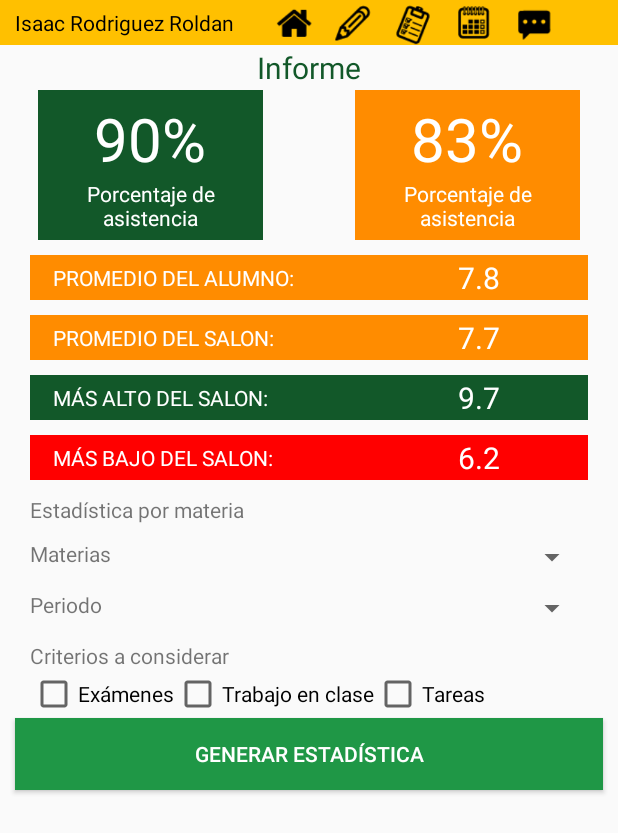
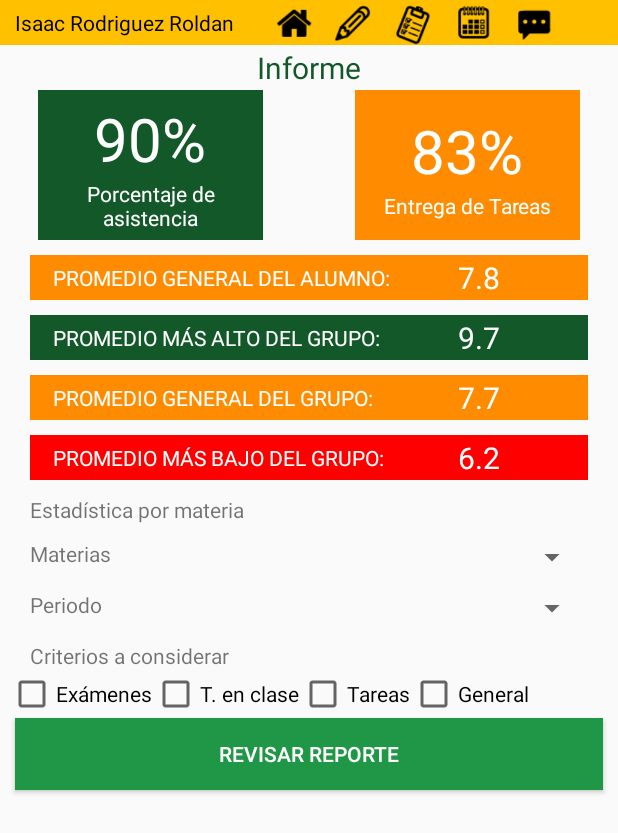
Before and after one commit to KaminarikunZ/eDucar-AppAndroid, an Android app: the InformesActivity screen opened directly, with no data from a screen before it, on a phone screen of 412 x 824 dp. Shown: the top 833 px of the screen. Run offline under Robolectric (Android 15) with nearby library versions, the phone set to English and light mode, and no system bars.

Commit message:
Cambios en reportes mensajeria y colores generales
Cambie el tipo del amarillo para que se vea chido

```diff
--- a/app/src/main/res/drawable/boton_redondo.xml
+++ b/app/src/main/res/drawable/boton_redondo.xml
@@ -11,7 +11,7 @@
 <selector xmlns:android="http://schemas.android.com/apk/res/android">
     <item android:state_pressed="true">
         <shape>
-            <solid android:color="#F8E12E"/>
+            <solid android:color="#FFC000"/>
 
             <corners
                 android:radius="5dp" />
@@ -39,7 +39,7 @@
 
     <item>
         <shape>
-            <solid android:color="#F8E12E"></solid>
+            <solid android:color="#FFC000"></solid>
 
             <corners
                 android:radius="5dp" />
--- a/app/src/main/res/layout/activity_informes.xml
+++ b/app/src/main/res/layout/activity_informes.xml
@@ -104,7 +104,7 @@
             <TextView
                 android:layout_width="wrap_content"
                 android:layout_height="wrap_content"
-                android:text="Porcentaje de asistencia"
+                android:text="Entrega de Tareas"
                 android:textColor="#fff"
                 android:gravity="center"/>
 
@@ -126,16 +126,38 @@
             android:background="#ff8c00"
             android:gravity="center_vertical">
             <TextView
-                android:layout_width="180dp"
+                android:layout_width="250dp"
                 android:layout_height="wrap_content"
                 android:textColor="#fff"
-                android:text="PROMEDIO DEL ALUMNO:"
+                android:text="PROMEDIO GENERAL DEL ALUMNO:"
                 android:layout_marginLeft="15dp"/>
             <TextView
                 android:layout_width="wrap_content"
                 android:layout_height="wrap_content"
                 android:text="7.8"
-                android:layout_marginLeft="90dp"
+                android:layout_marginLeft="20dp"
+                android:textSize="20dp"
+                android:textColor="#fff"/>
+
+        </LinearLayout>
+
+        <LinearLayout
+            android:layout_width="fill_parent"
+            android:layout_height="30dp"
+            android:background="#125829"
+            android:gravity="center_vertical"
+            android:layout_marginTop="10dp">
+            <TextView
+                android:layout_width="250dp"
+                android:layout_height="wrap_content"
+                android:textColor="#fff"
+                android:text="PROMEDIO MÁS ALTO DEL GRUPO:"
+                android:layout_marginLeft="15dp"/>
+            <TextView
+                android:layout_width="wrap_content"
+                android:layout_height="wrap_content"
+                android:text="9.7"
+                android:layout_marginLeft="20dp"
                 android:textSize="20dp"
                 android:textColor="#fff"/>
 
@@ -148,42 +170,22 @@
             android:gravity="center_vertical"
             android:layout_marginTop="10dp">
             <TextView
-                android:layout_width="180dp"
+                android:layout_width="250dp"
                 android:layout_height="wrap_content"
                 android:textColor="#fff"
-                android:text="PROMEDIO DEL SALON:"
+                android:text="PROMEDIO GENERAL DEL GRUPO:"
                 android:layout_marginLeft="15dp"/>
             <TextView
                 android:layout_width="wrap_content"
                 android:layout_height="wrap_content"
                 android:text="7.7"
-                android:layout_marginLeft="90dp"
+                android:layout_marginLeft="20dp"
                 android:textSize="20dp"
                 android:textColor="#fff"/>
 
         </LinearLayout>
 
-        <LinearLayout
-            android:layout_width="fill_parent"
-            android:layout_height="30dp"
-            android:background="#125829"
-            android:gravity="center_vertical"
-            android:layout_marginTop="10dp">
-            <TextView
-                android:layout_width="180dp"
-                android:layout_height="wrap_content"
-                android:textColor="#fff"
-                android:text="MÁS ALTO DEL SALON:"
-                android:layout_marginLeft="15dp"/>
-            <TextView
-                android:layout_width="wrap_content"
-                android:layout_height="wrap_content"
-                android:text="9.7"
-                android:layout_marginLeft="90dp"
-                android:textSize="20dp"
-                android:textColor="#fff"/>
 
-        </LinearLayout>
         <LinearLayout
             android:layout_width="fill_parent"
             android:layout_height="30dp"
@@ -191,16 +193,16 @@
             android:gravity="center_vertical"
             android:layout_marginTop="10dp">
             <TextView
-                android:layout_width="180dp"
+                android:layout_width="250dp"
                 android:layout_height="wrap_content"
                 android:textColor="#fff"
-                android:text="MÁS BAJO DEL SALON:"
+                android:text="PROMEDIO MÁS BAJO DEL GRUPO:"
                 android:layout_marginLeft="15dp"/>
             <TextView
                 android:layout_width="wrap_content"
                 android:layout_height="wrap_content"
                 android:text="6.2"
-                android:layout_marginLeft="90dp"
+                android:layout_marginLeft="20dp"
                 android:textSize="20dp"
                 android:textColor="#fff"/>
 
@@ -262,7 +264,7 @@
         android:layout_width="fill_parent"
         android:layout_height="wrap_content"
         android:orientation="horizontal"
-        android:paddingLeft="20dp">
+        android:paddingLeft="5dp">
 
         <CheckBox
             android:text="Exámenes"
@@ -270,7 +272,7 @@
             android:layout_height="wrap_content"
             android:id="@+id/checkBox" />
         <CheckBox
-            android:text="Trabajo en clase"
+            android:text="T. en clase"
             android:layout_width="wrap_content"
             android:layout_height="wrap_content"
             android:id="@+id/checkBox" />
@@ -279,11 +281,16 @@
             android:layout_width="wrap_content"
             android:layout_height="wrap_content"
             android:id="@+id/checkBox" />
+        <CheckBox
+            android:text="General"
+            android:layout_width="wrap_content"
+            android:layout_height="wrap_content"
+            android:id="@+id/checkBox" />
     </LinearLayout>
     <Button
         android:layout_width="fill_parent"
         android:layout_height="wrap_content"
-        android:text="Generar Estadística"
+        android:text="Revisar reporte"
         android:background="#1F9746"
         android:textColor="#fff"
         android:layout_marginLeft="10dp"
--- a/app/src/main/res/layout/activity_mensajeria.xml
+++ b/app/src/main/res/layout/activity_mensajeria.xml
@@ -95,7 +95,7 @@
     <LinearLayout
         android:layout_width="fill_parent"
         android:layout_height="25dp"
-        android:background="#F8E12E"
+        android:background="#FFC000"
         android:gravity="center">
 
         <TextView
@@ -110,7 +110,7 @@
         android:layout_width="fill_parent"
         android:layout_height="0dp"
         android:layout_weight="1"
-        android:text="Reunión de Seguimiento de Aprovechamiento académico."
+        android:text="Su hijo es un cabron y rompio todos los vidrios del salon, se le solicita en la escuela mañana a x hora para salvar a su hijo"
         android:gravity="top"/>
     <View
         android:layout_width="fill_parent"
@@ -125,7 +125,7 @@
             android:layout_height="50dp"
             android:text="&lt;"
             android:textSize="30dp"
-            android:background="#F8E12E"/>
+            android:background="#FFC000"/>
 
         <Button
             android:layout_width="50dp"
@@ -133,7 +133,7 @@
             android:text="&gt;"
             android:textSize="30dp"
             android:layout_alignParentRight="true"
-            android:background="#F8E12E"/>
+            android:background="#FFC000"/>
 
     </RelativeLayout>
     <RelativeLayout
@@ -143,7 +143,7 @@
         <Button
             android:layout_width="180dp"
             android:layout_height="40dp"
-            android:text="Guardar"
+            android:text="Marcar como leido"
             android:background="@drawable/boton_redondo"
             android:textColor="#000"/>
         <Button
```
